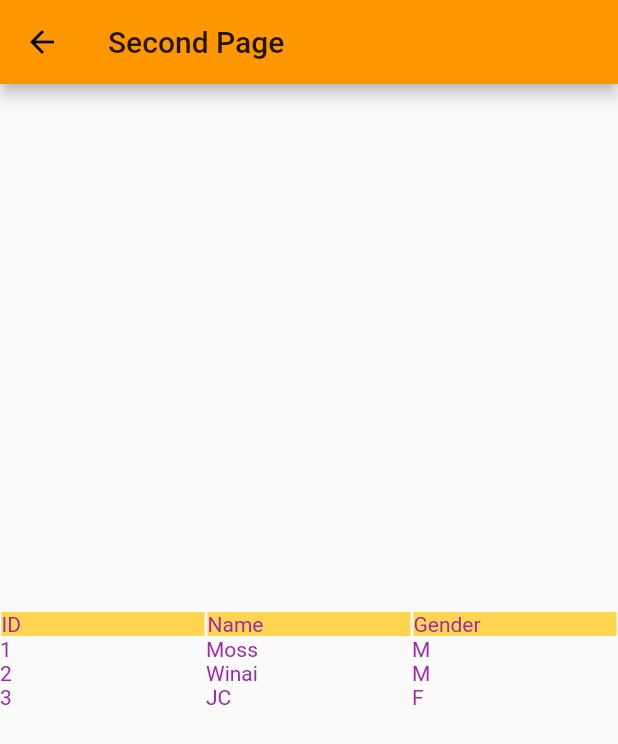
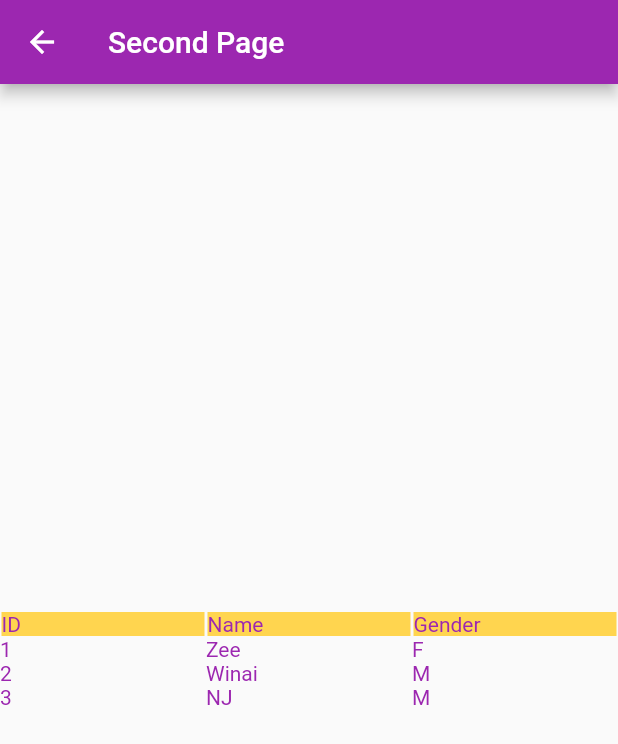
Before and after one commit to is381-1-2021/juthamas, a Flutter app: the screen it shows after launch, after a tap on an icon or button, on a phone screen of 412 x 824 dp. Shown: the top 744 px of the screen. Run offline on Flutter 3.47's test engine with Material 2 defaults, Android fonts, the phone set to English and light mode, and no system bars.

```diff
--- a/first_app/lib/main.dart
+++ b/first_app/lib/main.dart
@@ -10,8 +10,8 @@ class MyApp extends StatelessWidget {
     return MaterialApp(
       title: 'Flutter Demo',
       theme: ThemeData(
-        primaryColor: Colors.orange,
-        accentColor: Colors.pink,
+        primaryColor: Colors.purple,
+        accentColor: Colors.purple,
         textTheme: TextTheme(
           bodyText2: TextStyle(color: Colors.purple),
         ),
@@ -73,7 +73,7 @@ class _MyHomePageState extends State<MyHomePage> {
               child: catOnShow,
               ),
             Text(
-              'กดไรนักหนา',
+              'kkkkk',
             ),
             Text(
               '$_counter',
@@ -178,8 +178,8 @@ class SecondPage extends StatelessWidget {
               TableRow(
                 children: [
                   Text('1'),
-                  Text('Moss'),
-                  Text('M'),
+                  Text('Zee'),
+                  Text('F'),
                 ],
               ),
               TableRow(
@@ -192,8 +192,8 @@ class SecondPage extends StatelessWidget {
               TableRow(
                 children: [
                   Text('3'),
-                  Text('JC'),
-                  Text('F'),
+                  Text('NJ'),
+                  Text('M'),
                 ],
               ),
             ],
```
